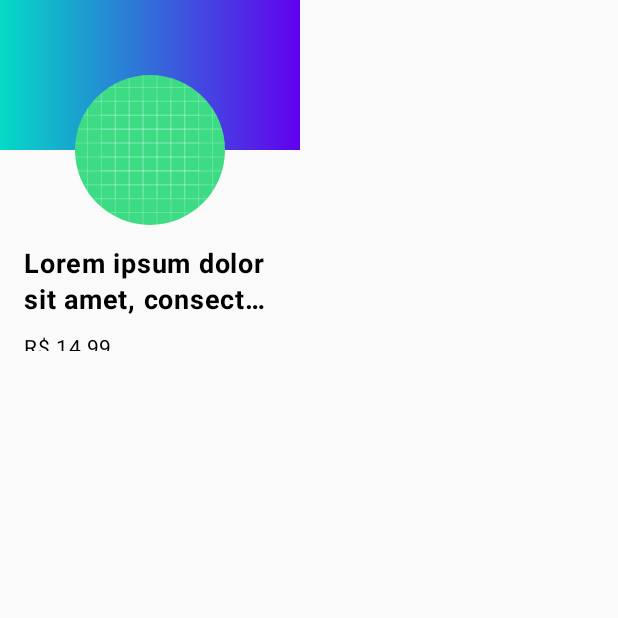
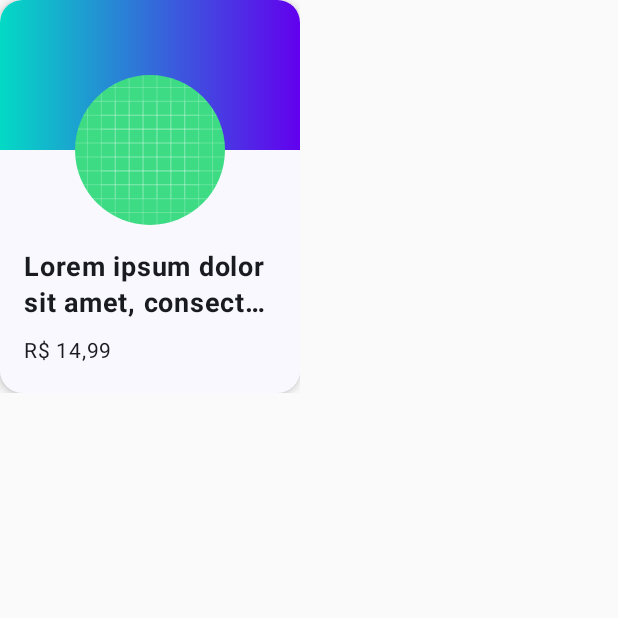
Before and after one commit to robsondmf1234/JetpackComposeEstudo, an Android app built with Jetpack Compose: the screen it shows after launch (MainActivity), on a phone screen of 412 x 824 dp, the top half of it. Run offline under Robolectric (Android 15) with nearby library versions, the phone set to English and light mode, and no system bars.

Commit message:
feat - Update ProductItem.

```diff
--- a/app/src/main/java/com/example/jetpackcomposeestudos/MainActivity.kt
+++ b/app/src/main/java/com/example/jetpackcomposeestudos/MainActivity.kt
@@ -12,10 +12,12 @@ import androidx.compose.foundation.layout.Spacer
 import androidx.compose.foundation.layout.fillMaxHeight
 import androidx.compose.foundation.layout.fillMaxWidth
 import androidx.compose.foundation.layout.height
+import androidx.compose.foundation.layout.heightIn
 import androidx.compose.foundation.layout.offset
 import androidx.compose.foundation.layout.padding
 import androidx.compose.foundation.layout.size
 import androidx.compose.foundation.layout.width
+import androidx.compose.foundation.layout.widthIn
 import androidx.compose.foundation.shape.CircleShape
 import androidx.compose.foundation.shape.RoundedCornerShape
 import androidx.compose.material3.Surface
@@ -49,16 +51,18 @@ class MainActivity : ComponentActivity() {
 }
 
 @Composable
-@Preview(showBackground = true, showSystemUi = true)
+@Preview(showBackground = true)
 fun ProductItem() {
+Surface(shape = RoundedCornerShape(15.dp), shadowElevation = 4.dp) {
     Column(
         Modifier
-            .height(250.dp)
+            .heightIn(250.dp,300.dp)
             .width(200.dp)
     ) {
+        val imageSize = 100.dp
         Box(
             modifier = Modifier
-                .height(100.dp)
+                .height(imageSize)
                 .background(
                     brush = Brush.horizontalGradient(
                         colors = listOf(
@@ -73,13 +77,13 @@ fun ProductItem() {
                 painter = painterResource(id = R.drawable.ic_launcher_background),
                 contentDescription = null,
                 Modifier
-                    .size(100.dp)
-                    .offset(y = 50.dp)
+                    .size(imageSize)
+                    .offset(y = imageSize/2)
                     .clip(shape = CircleShape)
                     .align(BottomCenter)
             )
         }
-        Spacer(modifier = Modifier.height(48.dp))
+        Spacer(modifier = Modifier.height(imageSize/2))
         Column(Modifier.padding(16.dp)) {
             Text(
                 text = LoremIpsum(50).values.first(),
@@ -90,12 +94,13 @@ fun ProductItem() {
             )
             Text(
                 text = "R$ 14,99",
-                Modifier.padding(top = 8.dp,),
+                Modifier.padding(top = 8.dp),
                 fontSize = 14.sp,
                 fontWeight = FontWeight(400)
             )
         }
     }
+}
 }
 
 @Preview(showBackground = true, showSystemUi = true)
```
